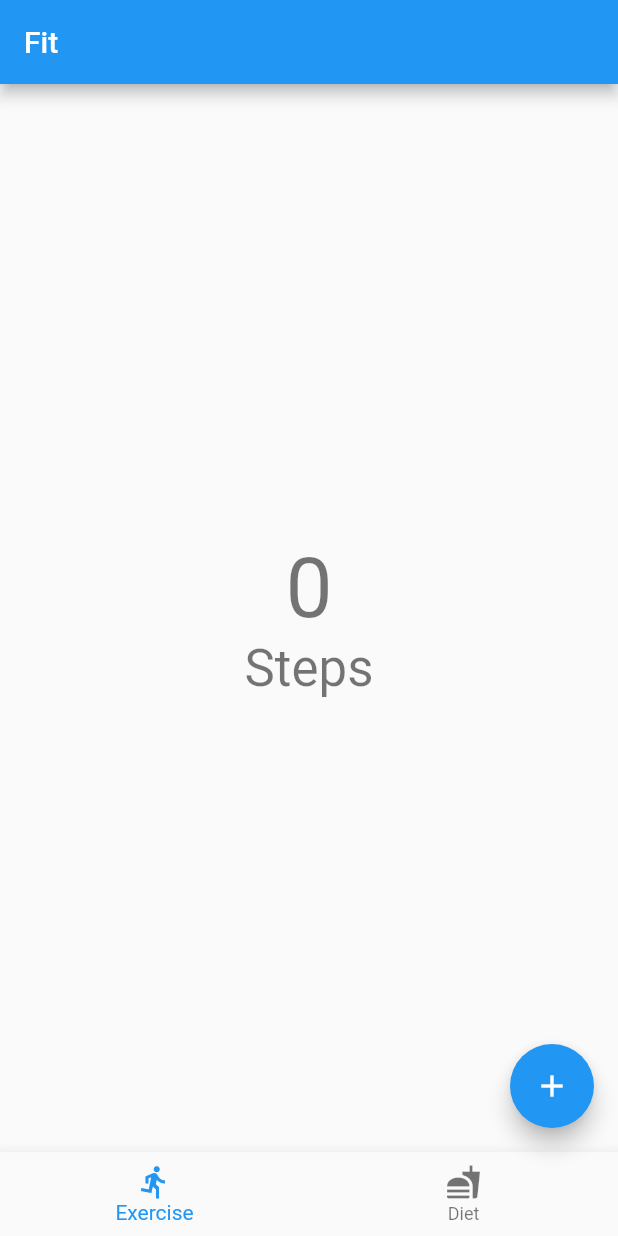
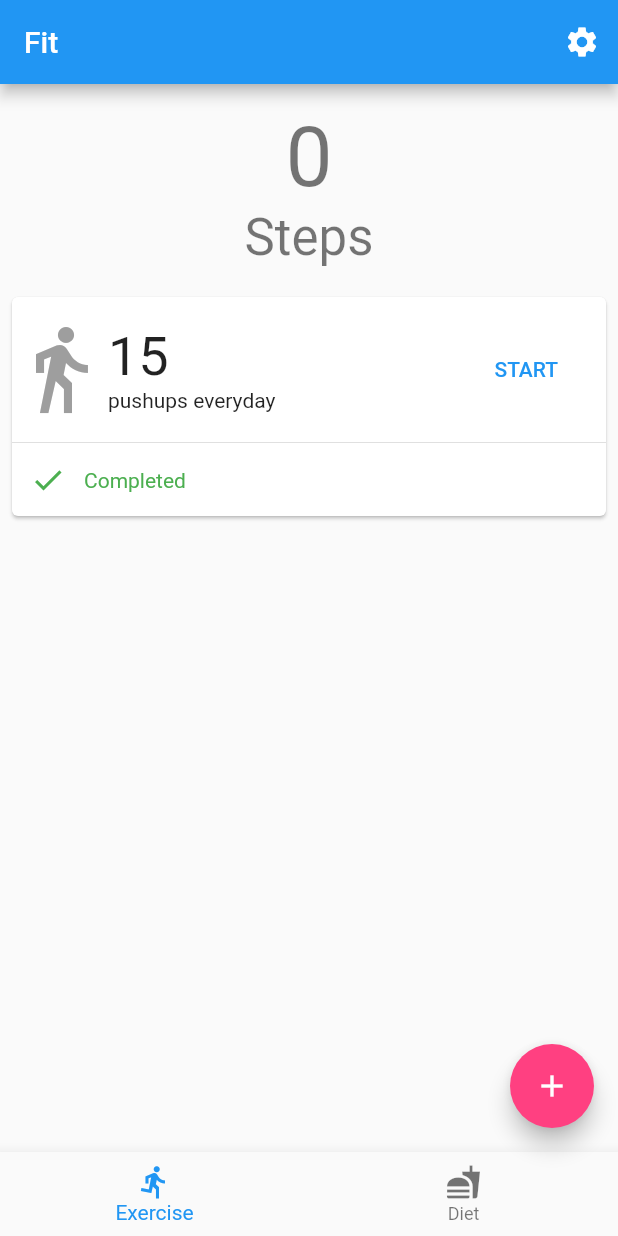
Before and after one commit to CZX123/Fit, a Flutter app: the screen it shows after launch, on a phone screen of 412 x 824 dp. Run offline on Flutter 3.47's test engine with Material 2 defaults, Android fonts, the phone set to English and light mode, and no system bars.

Commit message:
Concept for the exercise app screen

```diff
--- a/lib/main.dart
+++ b/lib/main.dart
@@ -17,7 +17,9 @@ class MyApp extends StatelessWidget {
         // "hot reload" (press "r" in the console where you ran "flutter run",
         // or press Run > Flutter Hot Reload in IntelliJ). Notice that the
         // counter didn't reset back to zero; the application is not restarted.
+        brightness: Brightness.light,
         primarySwatch: Colors.blue,
+        accentColor: Colors.pinkAccent,
       ),
       home: new MyHomePage(title: 'Fit'),
     );
@@ -69,10 +71,16 @@ class _MyHomePageState extends State<MyHomePage> {
         // Here we take the value from the MyHomePage object that was created by
         // the App.build method, and use it to set our appbar title.
         title: new Text(widget.title),
+        actions: <Widget>[
+          new IconButton(
+            icon: new Icon(Icons.settings),
+            tooltip: 'Settings',
+            onPressed: () {}
           ),
-      body: new Center(
-        // Center is a layout widget. It takes a single child and positions it
-        // in the middle of the parent.
+        ],
+      ),
+      body: new Padding(
+        padding: new EdgeInsets.symmetric(vertical: 16.0, horizontal: 4.0),
         child: new Column(
         // Column is also layout widget. It takes a list of children and
         // arranges them vertically. By default, it sizes itself to fit its
@@ -87,15 +95,69 @@ class _MyHomePageState extends State<MyHomePage> {
         // center the children vertically; the main axis here is the vertical
         // axis because Columns are vertical (the cross axis would be
         // horizontal).
-          mainAxisAlignment: MainAxisAlignment.center,
         children: <Widget>[
           new Text(
             '$_counter',
             style: Theme.of(context).textTheme.display3,
           ),
-            new Text(
+          new Padding(
+            padding: new EdgeInsets.only(bottom: 16.0),
+            child: new Text(
               'Steps',
               style: Theme.of(context).textTheme.display1,
+            ),
+          ),
+          new Card(
+            child: new Column(
+              children: <Widget>[
+                new Padding(
+                padding: new EdgeInsets.symmetric(vertical: 16.0),
+                child: new Row(
+                  mainAxisAlignment: MainAxisAlignment.spaceBetween,
+                  children: <Widget>[
+                    new Row(
+                      children: <Widget>[
+                        new IconTheme(
+                          data: new IconThemeData(
+                            color: Colors.grey,
+                            size: 64.0
+                          ),
+                          child: new Icon(Icons.directions_walk),
+                        ),
+                        new Column(
+                          crossAxisAlignment: CrossAxisAlignment.start,
+                          children: <Widget>[
+                            new Text('15', style: new TextStyle(fontSize: 36.0),),
+                            new Text('pushups everyday')
+                          ],
+                        ),
+                      ],
+                    ),
+                    new Padding(
+                      padding: new EdgeInsets.only(right: 32.0),
+                      child: new Text('START', style: new TextStyle(color: Colors.blue, fontWeight: FontWeight.w500)),
+                    ),
+                  ],
+                ),
+                ),
+                new Divider(height: 2.0,),
+                new Padding(
+                  padding: new EdgeInsets.all(12.0),
+                  child: new Row(
+                    children: <Widget>[
+                      new Icon(Icons.check, color: Colors.green),
+                      new Padding(
+                        padding: new EdgeInsets.only(left: 12.0),
+                        child: new Text(
+                          'Completed',
+                          style: new TextStyle(color: Colors.green),
+                        ),
+                      ),
+                    ],
+                  ),
+                ),
+              ],
+            ),
           ),
         ],
       ),
```
Lines whose indentation alone changed are shown as unchanged.
